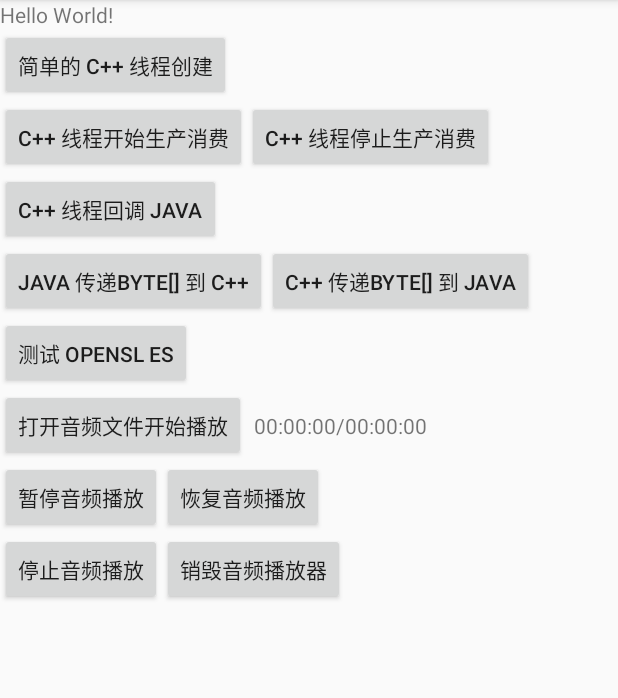
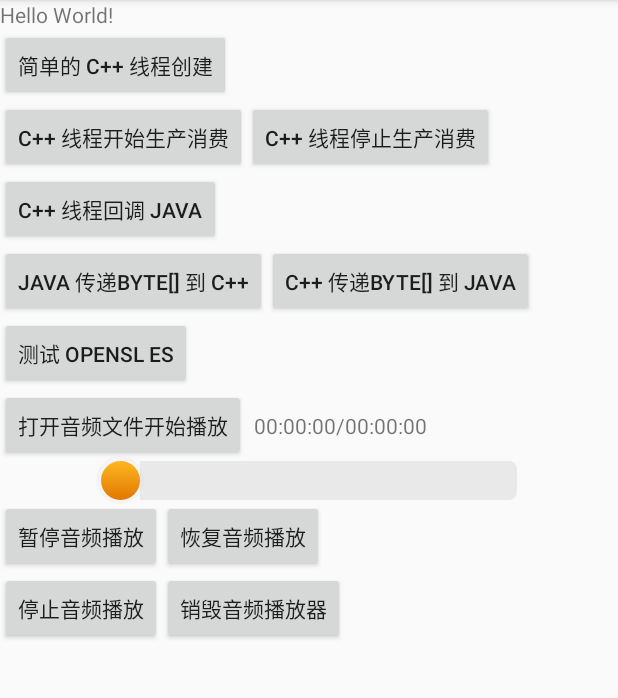
Before and after one commit to wtz2017/FFmpeg, an Android app: the screen it shows after launch (MainActivity), on a phone screen of 412 x 824 dp, the part 84-782 px from its top. Run offline under Robolectric (Android 15) with nearby library versions, the phone set to English and light mode, and no system bars; 3 statements that could not run were skipped.

Commit message:
优化seek功能，实现播放完成状态下也能seek；合并开启新线程播放和恢复播放功能；优化OpenSLPlayer功能；优化实际播放完成回调时机；

```diff
--- /dev/null
+++ b/app/src/main/java/com/wtz/ffmpeg/utils/ScreenUtils.java
@@ -0,0 +1,114 @@
+package com.wtz.ffmpeg.utils;
+
+import android.content.Context;
+import android.content.res.Configuration;
+import android.content.res.Resources;
+import android.os.Build;
+import android.util.DisplayMetrics;
+import android.view.Display;
+import android.view.WindowManager;
+
+import java.lang.reflect.Method;
+
+public class ScreenUtils {
+
+    /**
+     * 判断屏幕是否为横屏
+     */
+    public static boolean isLandscape(Context context) {
+        Configuration config = context.getResources().getConfiguration();
+        return config.orientation == Configuration.ORIENTATION_LANDSCAPE;
+    }
+
+    /**
+     * 判断屏幕是否为竖屏
+     */
+    public static boolean isPortrait(Context context) {
+        Configuration config = context.getResources().getConfiguration();
+        return config.orientation == Configuration.ORIENTATION_PORTRAIT;
+    }
+
+    /**
+     * 获取手机屏幕分辨率
+     *
+     * @return 手机屏幕分辨率
+     */
+    public static int[] getScreenPixels(Context context) {
+        if (context == null) {
+            return new int[]{0, 0};
+        }
+
+        int widthPixels;
+        int heightPixels;
+
+        WindowManager wm = (WindowManager) (context.getSystemService(Context.WINDOW_SERVICE));
+        Display display = wm.getDefaultDisplay();
+        DisplayMetrics dm = new DisplayMetrics();
+        display.getMetrics(dm);
+        widthPixels = dm.widthPixels;
+        heightPixels = dm.heightPixels;
+
+        if (Build.VERSION.SDK_INT >= 17) {
+            try {
+                Method method = display.getClass().getMethod("getRealMetrics", DisplayMetrics.class);
+                method.invoke(display, dm);
+            } catch (Exception e) {
+                e.printStackTrace();
+            }
+            heightPixels = dm.heightPixels;
+        } else {
+            try {
+                Method method = display.getClass().getMethod("getRawHeight");
+                heightPixels = (Integer) method.invoke(display);
+            } catch (Exception e) {
+                e.printStackTrace();
+            }
+        }
+
+        return new int[]{widthPixels, heightPixels};
+    }
+
+    public static DisplayMetrics getDisplayMetrics(Context context) {
+        WindowManager wm = (WindowManager) context.getSystemService(Context.WINDOW_SERVICE);
+        DisplayMetrics dm = new DisplayMetrics();
+        wm.getDefaultDisplay().getMetrics(dm);
+        return dm;
+    }
+
+    /**
+     * 获取设计像素对应的dip值
+     *
+     * @param designPx 以 1080p,320dpi,density2.0 为基础 UI 设计的像素大小
+     * @return
+     */
+    public static float getDipByDesignPx(int designPx) {
+//        float scale = 3.0f;//1080p,480dpi,density3.0
+        float scale = 2.0f;//1080p,320dpi,density2.0
+        return designPx / scale;
+    }
+
+    public static int dip2px(Context context, float dip) {
+        float scale = context.getResources().getDisplayMetrics().density;
+        return (int) (dip * scale + 0.5f);
+    }
+
+    /**
+     * 获取状态栏高度
+     * @param context
+     * @return
+     */
+    public static int getStatusBarHeight(Context context) {
+        int result = 0;
+        if (context == null) return result;
+
+        Resources resources = context.getResources();
+        if (resources == null) return result;
+
+        int resourceId = resources.getIdentifier("status_bar_height", "dimen", "android");
+        if (resourceId > 0) {
+            result = resources.getDimensionPixelSize(resourceId);
+        }
+        return result;
+    }
+
+}
--- /dev/null
+++ b/app/src/main/res/drawable/seekbar_style.xml
@@ -0,0 +1,36 @@
+<?xml version="1.0" encoding="utf-8"?>
+<layer-list xmlns:android="http://schemas.android.com/apk/res/android">
+    <item android:id="@android:id/background">
+
+        <shape>
+            <corners android:radius="5dp" />
+            <solid android:color="#66cfcfcf" />
+        </shape>
+
+    </item>
+    <!--<item android:id="@android:id/secondaryProgress">
+        <clip>
+            <shape>
+                <corners android:radius="16dip" />
+                <gradient
+                    android:angle="270"
+                    android:centerColor="#ff00ff00"
+                    android:centerY="0.75"
+                    android:endColor="#ff00ff00"
+                    android:startColor="#ff00ff00" />
+            </shape>
+        </clip>
+    </item>-->
+    <item
+        android:id="@android:id/progress">
+        <clip>
+            <shape>
+                <corners android:radius="5dp" />
+                <gradient
+                    android:angle="270"
+                    android:endColor="#E07800"
+                    android:startColor="#E09600" />
+            </shape>
+        </clip>
+    </item>
+</layer-list>
--- /dev/null
+++ b/app/src/main/res/drawable/seekbar_thumb.xml
@@ -0,0 +1,15 @@
+<?xml version="1.0" encoding="utf-8"?>
+<shape xmlns:android="http://schemas.android.com/apk/res/android"
+    android:shape="oval">
+
+    <size
+        android:height="26dp"
+        android:width="26dp"/>
+
+    <gradient
+        android:angle="-90"
+        android:endColor="#E07800"
+        android:startColor="#FFB623"
+        android:type="linear"/>
+
+</shape>
--- a/app/src/main/res/layout/activity_main.xml
+++ b/app/src/main/res/layout/activity_main.xml
@@ -85,6 +85,21 @@
             android:text="00:00:00/00:00:00" />
     </LinearLayout>
 
+    <SeekBar
+        android:id="@+id/seek_bar"
+        android:layout_width="150dp"
+        android:layout_height="wrap_content"
+        android:layout_gravity="center_horizontal"
+        android:focusable="true"
+        android:focusableInTouchMode="true"
+        android:maxWidth="150dp"
+        android:minWidth="150dp"
+        android:progress="0"
+        android:progressDrawable="@drawable/seekbar_style"
+        android:secondaryProgress="0"
+        android:thumb="@drawable/seekbar_thumb"
+        android:thumbOffset="0dp" />
+
     <LinearLayout
         android:layout_width="match_parent"
         android:layout_height="wrap_content"
```
Also changed, not shown: app/src/main/java/com/wtz/ffmpeg/MainActivity.java (+84 -12 lines), ffmpegapi/src/main/java/com/wtz/ffmpegapi/WePlayer.java (+14 -24 lines), 6 other files.
